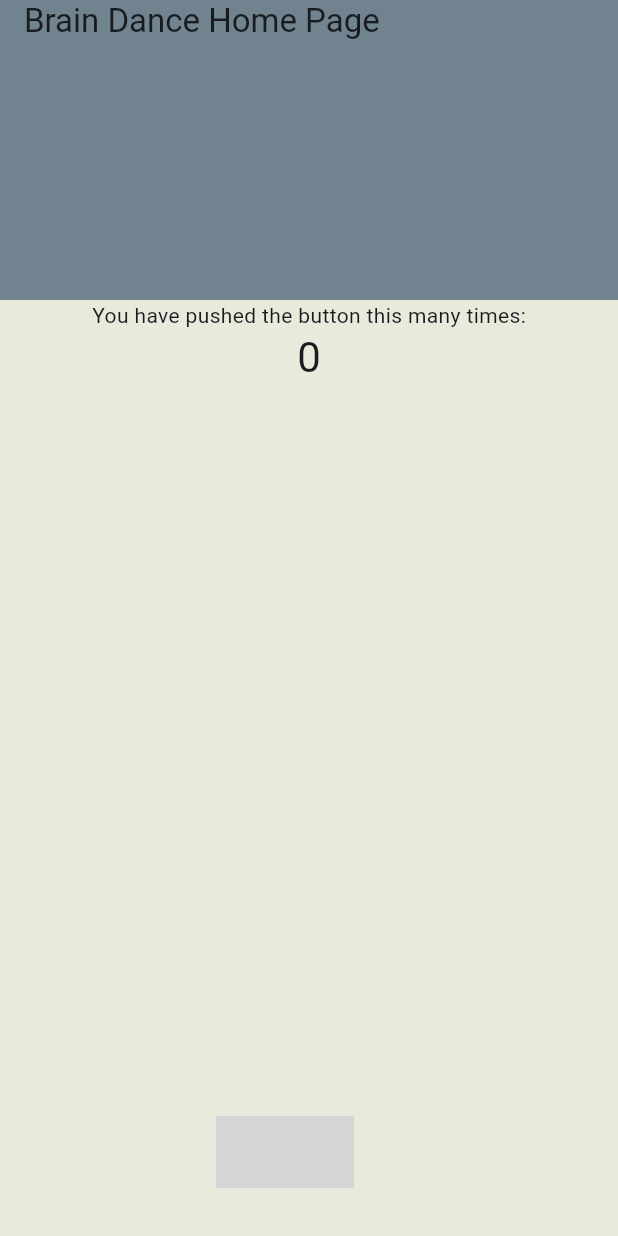
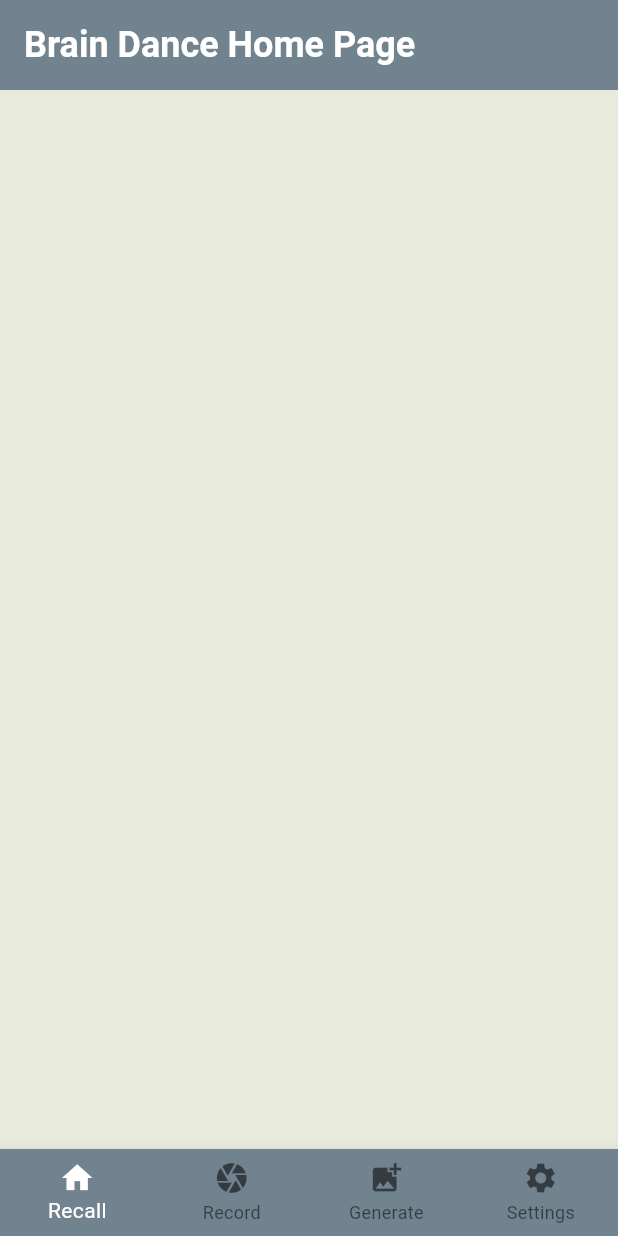
Before and after one commit to tianxingleo/BrainDance, a Flutter app: the screen it shows after launch, on a phone screen of 412 x 824 dp. Run offline on Flutter 3.47's test engine with Material 3 defaults, Android fonts, the phone set to English and light mode, and no system bars; missing offline and left inert: tdesign_flutter; Roboto replaces fonts that are missing (宋体); grey boxes are pictures that could not be loaded.

Commit message:
实现多窗口；语言切换移至设置

```diff
--- a/app/lib/language.dart
+++ b/app/lib/language.dart
@@ -6,7 +6,11 @@ enum Language {
       "title" : "流光 · 记",
       "home_page" : "流光 · 记主界面",
       "main" : "你已推动按钮这么多次：",
-      "main_2" : "切换语言并保存",
+      "set_lang" : "切换语言并保存",
+      "recall" : "过往回忆",
+      "record" : "相机记录",
+      "generate" : "图文生成",
+      "settings" : "设置",
     },
   ),
   en (
@@ -16,7 +20,11 @@ enum Language {
       "title" : "Brain Dance",
       "home_page" : "Brain Dance Home Page",
       "main" : "You have pushed the button this many times:",
-      "main_2" : "Change Language and Save",
+      "set_lang" : "Change Language and Save",
+      "recall" : "Recall",
+      "record" : "Record",
+      "generate" : "Generate",
+      "settings" : "Settings",
     },
   );
   const Language({
--- a/app/lib/main.dart
+++ b/app/lib/main.dart
@@ -4,7 +4,7 @@ import 'package:path/path.dart' as path_joiner;
 import 'dart:io';// For Platform.localeName
 import 'language.dart';
 import 'dir_and_file.dart';
-
+//App基础设置
 class AppConfig {
   static const settingsFileName = "settings.txt";
   static const appName = 'BrainDance';
@@ -42,12 +42,7 @@ class AppConfig {
 String textLocalize(String id) {
   return AppConfig.langMap[id] ?? id;
 }
-void main() async {
-  //加载默认数据
-  AppConfig.langMap = Localize.getLangMap(Platform.localeName);
-  runApp(const MyApp());
-}
-
+//App定义
 class MyApp extends StatelessWidget {
   const MyApp({super.key});
 
@@ -59,138 +54,205 @@ class MyApp extends StatelessWidget {
       theme: ThemeData(
         colorScheme: .fromSeed(seedColor: AppConfig.primaryColor),
       ),
-      home: MyHomePage(title : "home_page"),
+      initialRoute: '/',  // 初始路由路径
+      routes: {  // 路由表：路径 -> 页面构建器
+        '/': (context) => MainScreen(),  // 根路径对应主屏幕
+        '/example': (context) => RecallPage(),  // "/example"路径对应....
+      },
     );
   }
 }
 
-class MyHomePage extends StatefulWidget {
-  const MyHomePage({super.key, required this.title});
 
-  // This widget is the home page of your application. It is stateful, meaning
-  // that it has a State object (defined below) that contains fields that affect
-  // how it looks.
+void main() async {
+  //加载默认数据
+  AppConfig.langMap = Localize.getLangMap(Platform.localeName);
+  runApp(const MyApp());
+}
 
-  // This class is the configuration for the state. It holds the values (in this
-  // case the title) provided by the parent (in this case the App widget) and
-  // used by the build method of the State. Fields in a Widget subclass are
-  // always marked "final".
 
-  final String title;
+//主屏幕
+class MainScreen extends StatefulWidget {  // 主屏幕StatefulWidget
+  @override
+  State<MainScreen> createState() => _MainScreenState();  // 创建状态
+}
+//4大页面
+class RecallPage extends StatefulWidget {
+  const RecallPage({super.key});
 
   @override
-  State<MyHomePage> createState() => _MyHomePageState();
+  State<RecallPage> createState() => _RecallPageState();
+}
+class RecordPage extends StatelessWidget {
+  const RecordPage({super.key});
+
+  @override
+  Widget build(BuildContext context) {
+    return Scaffold(
+      appBar: AppBar(
+        title: Text('Record Page'),
+      ),
+      body: Center(
+        child: Text('This is the Record Page'),
+      ),
+    );
+  }
+}
+class GeneratePage extends StatelessWidget {
+  const GeneratePage({super.key});
+
+  @override
+  Widget build(BuildContext context) {
+    return Scaffold(
+      appBar: AppBar(
+        title: Text('Generate Page'),
+      ),
+      body: Center(
+        child: Text('This is the Generate Page'),
+      ),
+    );
+  }
+}
+class SettingsPage extends StatefulWidget {
+  final VoidCallback? onLanguageChanged;
+  const SettingsPage({super.key, this.onLanguageChanged});
+
+  @override
+  State<SettingsPage> createState() => _SettingsPageState();  // 创建状态
+}
+//占位页面
+class LoadingPage extends StatelessWidget {
+  const LoadingPage({super.key});
+
+  @override
+  Widget build(BuildContext context) {
+    return Scaffold(
+      body: Center(
+        child: Text('Now Loading...'),
+      ),
+    );
+  }
 }
 
-class _MyHomePageState extends State<MyHomePage> {
+
+//主屏幕导航
+class _MainScreenState extends State<MainScreen> {
+  int _currentIndex = 0;  // 当前选中的底部导航索引
+  bool isLoading = true; //加载状态
+
+  late final List<Widget> _pages = [  // 页面列表
+    RecallPage(),      // 页面0: 主页：过往回忆
+    RecordPage(),    // 页面1: 相机记录
+    GeneratePage(),   // 页面2: 图文生成
+    SettingsPage(onLanguageChanged: _updateState), // 页面3: 设置
+  ];
+
+  @override
+  Widget build(BuildContext context) {
+    return Scaffold(
+      body: _getPage(_currentIndex),  // 根据索引显示对应页面
+      bottomNavigationBar: BottomNavigationBar(  // 底部导航栏
+        backgroundColor: AppConfig.primaryColor,
+        selectedItemColor: Colors.white,
+        type: BottomNavigationBarType.fixed,
+        currentIndex: _currentIndex,  // 当前选中索引
+        onTap: (index) => setState(() => _currentIndex = index),  // 点击切换索引并更新状态
+        items: [  // 导航项列表
+          BottomNavigationBarItem(icon: Icon(Icons.home), label : textLocalize("recall")),
+          BottomNavigationBarItem(icon: Icon(Icons.camera), label : textLocalize("record")),
+          BottomNavigationBarItem(icon: Icon(Icons.add_photo_alternate), label : textLocalize("generate")),
+          BottomNavigationBarItem(icon: Icon(Icons.settings), label : textLocalize("settings")),
+        ],
+      )
+    );
+  }
   @override
   void initState() {
     super.initState();  // 必须调用父类方法
     _loading();//加载AppConfig
   }
-  int _counter = 0;
-
   void _loading() async {
     await AppConfig.loadFromSettings();
-    setState(() {});
+    isLoading = false;
+    _updateState(); // 更新状态以显示主界面
   }
-  void _incrementCounter() async {
-    setState(() {
-      _counter += 1;
-    });
+  void _updateState() {
+    setState(() {}); // 触发状态更新
   }
-  void _decrementCounter() {
+  Widget _getPage(int index) {
+    if (isLoading) {
+      return LoadingPage(); // 显示加载页面
+    }
+    return _pages[index];
+  }
+}
+//过往回忆界面状态
+class _RecallPageState extends State<RecallPage> {
+  @override
+  Widget build(BuildContext context) {
+    return Scaffold(
+      backgroundColor: AppConfig.accentColor,
+      appBar: AppBar(
+        backgroundColor: AppConfig.primaryColor,//Theme.of(context).colorScheme.inversePrimary
+        title: Container(
+          alignment: Alignment.centerLeft, // 关键：顶部对齐
+          child: Text(
+            textLocalize("home_page"),
+            style: TextStyle(
+              fontSize: 24,
+              fontWeight: FontWeight.bold,
+              fontFamily: "宋体",
+              color: Colors.white,
+            )
+          ),
+        ),
+        toolbarHeight: 60,
+      ),
+      body: Center(
+        child: Column(
+          mainAxisAlignment: .start,
+          children: [
+            Text(''),
+            Text(
+              ''
+            ),
+          ],
+        ),
+      ),
+      /*floatingActionButton: Stack(
+        children: [
+
+        ],
+      ),*/
+    );
+  }
+}
+//设置界面状态
+class _SettingsPageState extends State<SettingsPage> {
+  void _changeLanguage() {
     if (AppConfig.langMap['locale'] == 'en_US') {
       AppConfig.langMap = Localize.getLangMap('zh_CN');
     } else {
       AppConfig.langMap = Localize.getLangMap('en_US');
     }
     AppConfig.saveToSettings();
-    setState(() {
-      _counter -= 1;
-    });
+    widget.onLanguageChanged?.call();
+    setState(() {});
   }
-
   @override
   Widget build(BuildContext context) {
-    // This method is rerun every time setState is called, for instance as done
-    // by the _incrementCounter method above.
-    //
-    // The Flutter framework has been optimized to make rerunning build methods
-    // fast, so that you can just rebuild anything that needs updating rather
-    // than having to individually change instances of widgets.
     return Scaffold(
-      backgroundColor: AppConfig.accentColor,
       appBar: AppBar(
-        // TRY THIS: Try changing the color here to a specific color (to
-        // Colors.amber, perhaps?) and trigger a hot reload to see the AppBar
-        // change color while the other colors stay the same.
-        backgroundColor: AppConfig.primaryColor,//Theme.of(context).colorScheme.inversePrimary
-        // Here we take the value from the MyHomePage object that was created by
-        // the App.build method, and use it to set our appbar title.
-        title: Container(
-          alignment: Alignment.topLeft, // 关键：顶部对齐
-          height: 200, // AppBar 的标准高度
-          child: Text(
-            textLocalize("home_page"),
-          ),
-        ),
-        toolbarHeight: 200,
+        title: Text(textLocalize("settings")),
       ),
       body: Center(
-        // Center is a layout widget. It takes a single child and positions it
-        // in the middle of the parent.
-        child: Column(
-          // Column is also a layout widget. It takes a list of children and
-          // arranges them vertically. By default, it sizes itself to fit its
-          // children horizontally, and tries to be as tall as its parent.
-          //
-          // Column has various properties to control how it sizes itself and
-          // how it positions its children. Here we use mainAxisAlignment to
-          // center the children vertically; the main axis here is the vertical
-          // axis because Columns are vertical (the cross axis would be
-          // horizontal).
-          //
-          // TRY THIS: Invoke "debug painting" (choose the "Toggle Debug Paint"
-          // action in the IDE, or press "p" in the console), to see the
-          // wireframe for each widget.
-          mainAxisAlignment: .start,
-          children: [
-            Text(textLocalize("main")),
-            Text(
-              '$_counter',
-              style: Theme.of(context).textTheme.headlineMedium,
-            ),
-          ],
-        ),
-      ),
-      floatingActionButton: Stack(
-        children: [
-          Positioned(
-            bottom: 16,
-            right: 160,
-            child:
-              TDButton(
-                onTap: _incrementCounter,
-                text: '增加按钮',
+        child: TDButton(
+                onTap: _changeLanguage,
+                text: textLocalize('set_lang'),
                 size: TDButtonSize.large,
                 shape: TDButtonShape.rectangle,
                 theme: TDButtonTheme.primary,
               ),
-          ),
-          Positioned(
-            bottom: 16,
-            left: 160,
-            child:
-              TDButton(
-                onTap: _decrementCounter,
-                text: '切换按钮',
-                size: TDButtonSize.large,
-                shape: TDButtonShape.rectangle,
-                theme: TDButtonTheme.primary,
-              ),
-          ),
-        ],
       ),
     );
   }
```
